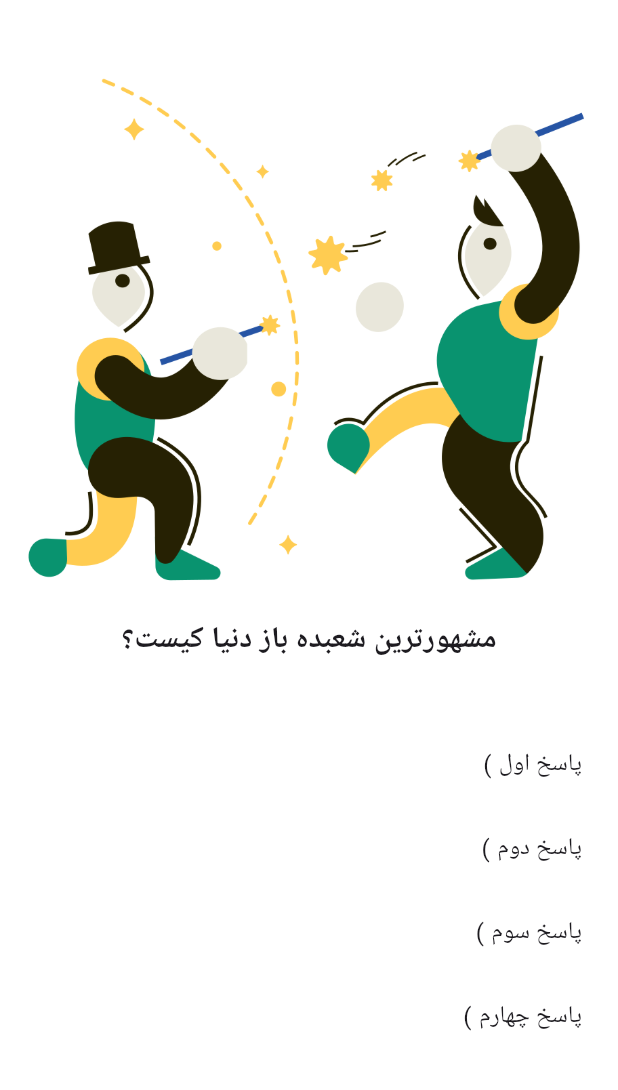
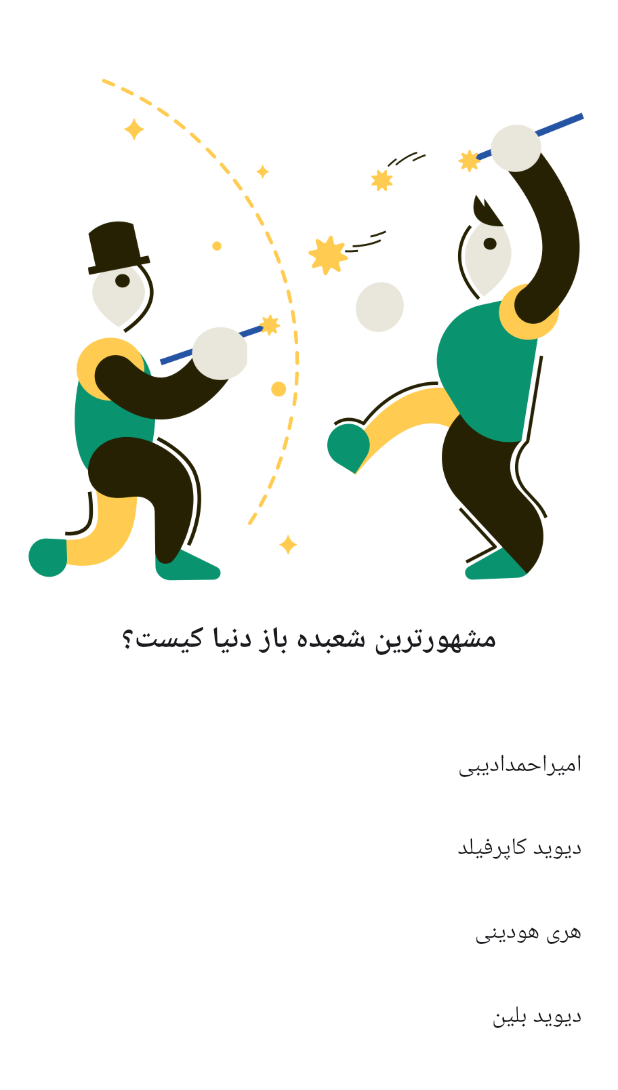
Before and after one commit to MMETehrani/quizz_app, a Flutter app: the QuizzPage1 screen opened directly, on a phone screen of 412 x 824 dp, the part 84-1174 px from its top. Run offline on Flutter 3.47's test engine with Material 3 defaults, Android fonts, the phone set to English and light mode, and no system bars.

Commit message:
upgrade quizzpage1 to statefulW and add generator list item

```diff
--- a/lib/quizz_page1.dart
+++ b/lib/quizz_page1.dart
@@ -1,7 +1,19 @@
 import 'package:flutter/material.dart';
+import 'package:quizz_app/Data/question.dart';
+import 'constants/constants.dart';
 
-class QuizzPage1 extends StatelessWidget {
+class QuizzPage1 extends StatefulWidget {
   const QuizzPage1({super.key});
+
+  @override
+  State<QuizzPage1> createState() => _QuizzPage1State();
+}
+
+class _QuizzPage1State extends State<QuizzPage1> {
+  int shownQuestionIndex = 0;
+  question? selectedQuestion;
+  bool isFinalAnswerSumbited = false;
+  int correctAnswer = 0;
 
   @override
   Widget build(BuildContext context) {
@@ -34,30 +46,15 @@ class QuizzPage1 extends StatelessWidget {
             SizedBox(
               height: 40,
             ),
-            ListTile(
-              title: Text(
-                '  ( پاسخ اول',
-                textAlign: TextAlign.end,
-              ),
-            ),
-            ListTile(
-              title: Text(
-                '  ( پاسخ دوم',
-                textAlign: TextAlign.end,
-              ),
-            ),
-            ListTile(
-              title: Text(
-                '  ( پاسخ سوم',
-                textAlign: TextAlign.end,
-              ),
-            ),
-            ListTile(
-              title: Text(
-                '  ( پاسخ چهارم',
-                textAlign: TextAlign.end,
-              ),
-            ),
+            ...List.generate(
+                4,
+                (index) => ListTile(
+                      title: Text(
+                        getQuestionList()[shownQuestionIndex]
+                            .answerList![index],
+                        textAlign: TextAlign.end,
+                      ),
+                    )),
           ],
         ),
       ),
```
